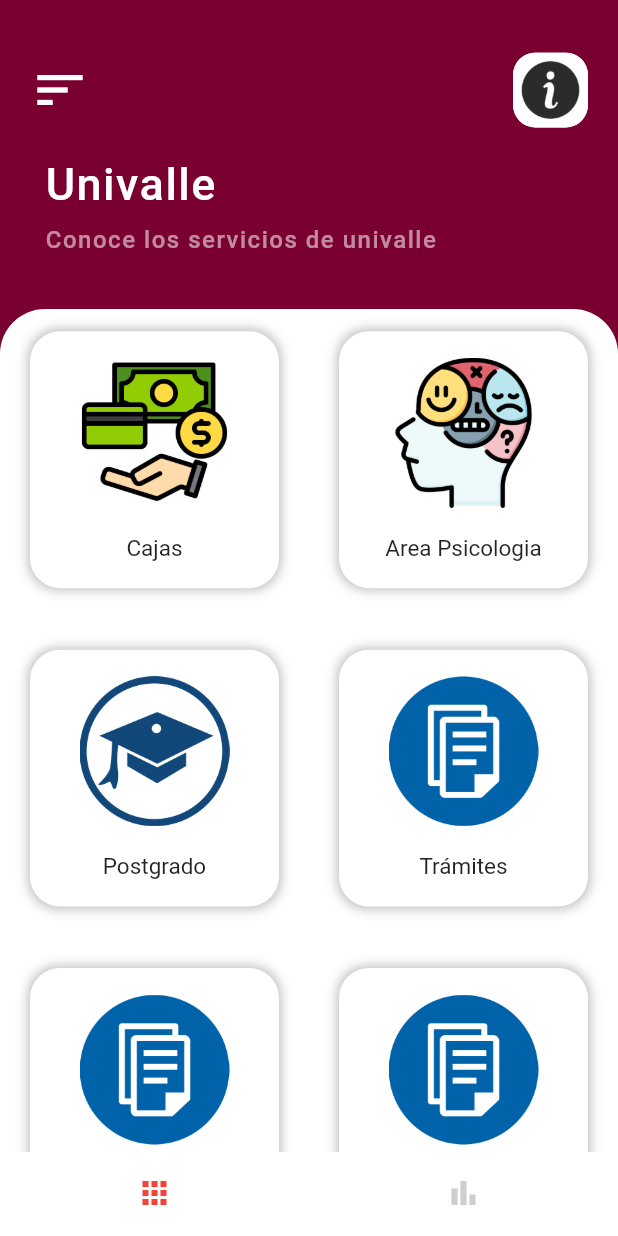
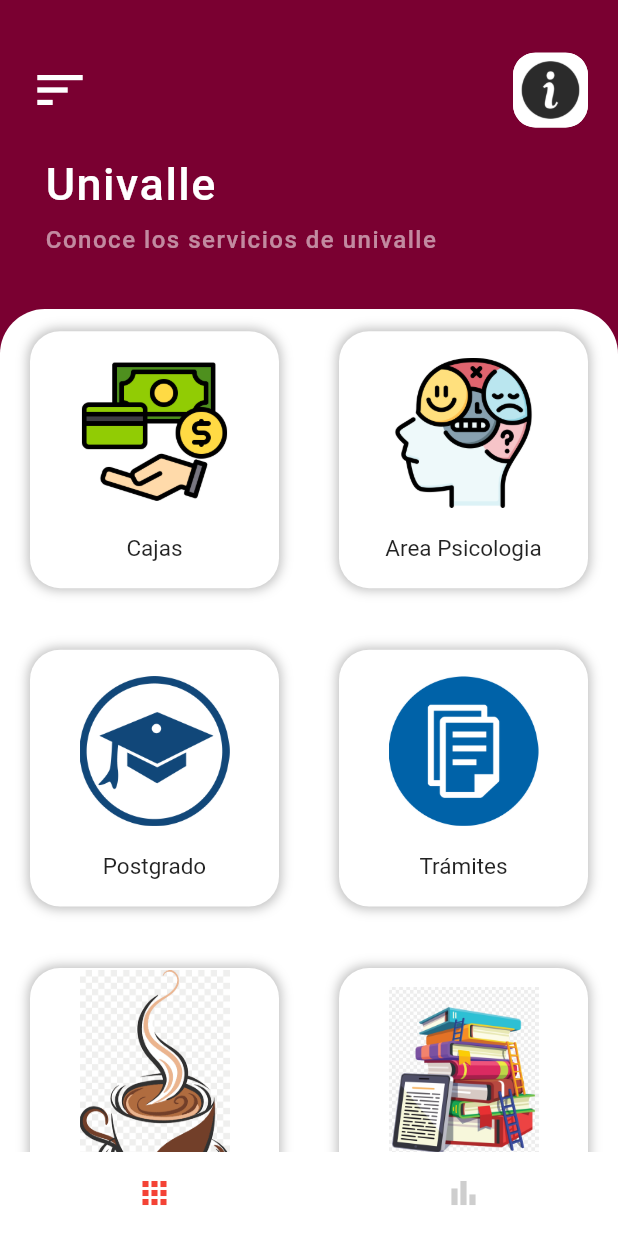
Before and after one commit to mauri6559/grupoc_movil, a Flutter app: the screen it shows after launch, scrolled down 630 dp, on a phone screen of 412 x 824 dp. Run offline on Flutter 3.47's test engine with Material 2 defaults, Android fonts, the phone set to English and light mode, and no system bars; our stand-ins replace auto_size_text, carousel_slider, flutter_animate, font_awesome_flutter, google_fonts, page_transition and 3 more; missing offline and left inert: flutter_image, json_path, qr_code_scanner.

Commit message:
Cafeteria

```diff
--- a/lib/dashboard_page.dart
+++ b/lib/dashboard_page.dart
@@ -2,6 +2,7 @@
 import 'package:sistema_de_informacion/Canchas.dart';
 import 'package:sistema_de_informacion/Dental.dart';
 import 'package:sistema_de_informacion/Fotocopiadora.dart';
+import 'package:sistema_de_informacion/Mau/Cafeteria.dart';
 import 'package:sistema_de_informacion/Naf.dart';
 import 'package:sistema_de_informacion/Plataforma.dart';
 import 'package:sistema_de_informacion/codecrafters/postgrado.dart';
@@ -28,9 +29,9 @@
     //grupo marcelo y mauri
     "assets/images/postgrado.png",
     "assets/images/tramites.png",
-    "assets/images/tramites.png",
-    "assets/images/tramites.png",
-    "assets/images/tramites.png",
+    "assets/MauImagenes/lol.png",
+    "assets/MauImagenes/Biblioteca.png",
+    //"assets/images/tramites.png",
   ];
 
   List titles = [
@@ -46,9 +47,9 @@
     //grupo marcelo
     "Postgrado",
     "Trámites",
-    "Trámites",
-    "Trámites",
-    "Trámites",
+    "Cafeteria",
+    "Biblioteca",
+    //"Trámites",
 
 
 
@@ -212,7 +213,17 @@
                           context,
                           MaterialPageRoute(builder: (context) => tramitesWidget()),
                         );
-                      }
+                      }else if (index == 10) {
+                        Navigator.push(
+                          context,
+                          MaterialPageRoute(builder: (context) => CafeteriaWidget()),
+                        );
+                      }//else if (index == 11) {
+                        //Navigator.push(
+                        //  context,
+                         // MaterialPageRoute(builder: (context) => BibliotecaWidget()),
+                        //);
+                      //}
 
                     },
                     child: Container(
--- a/lib/genesisgroup/cajas.dart
+++ b/lib/genesisgroup/cajas.dart
@@ -70,7 +70,7 @@
           ],
         ),
         key: scaffoldKey,
-        backgroundColor: Color.fromARGB(255, 161, 0, 71),
+        backgroundColor: Colors.white,
         body: SingleChildScrollView(
           child: SafeArea(
             top: true,
--- a/pubspec.yaml
+++ b/pubspec.yaml
@@ -84,3 +84,4 @@
   assets:
     - assets/images/
     - assets/imgenesis/
+    - assets/MauImagenes/
```
Also changed, not shown: assets/MauImagenes/Biblioteca.png (added), assets/MauImagenes/Sandwiches.jpg (added), assets/MauImagenes/UNI.jpg (added), assets/MauImagenes/UNIVALLE.png (added), assets/MauImagenes/XD.jpg (added), assets/MauImagenes/batidos.jpg (added), assets/MauImagenes/cafesito.jpg (added), assets/MauImagenes/cofe.jpg (added), assets/MauImagenes/desayuno.jpg (added), assets/MauImagenes/lol.png (added), assets/MauImagenes/postre.jpg (added), lib/Mau/Biblioteca.dart (added).
